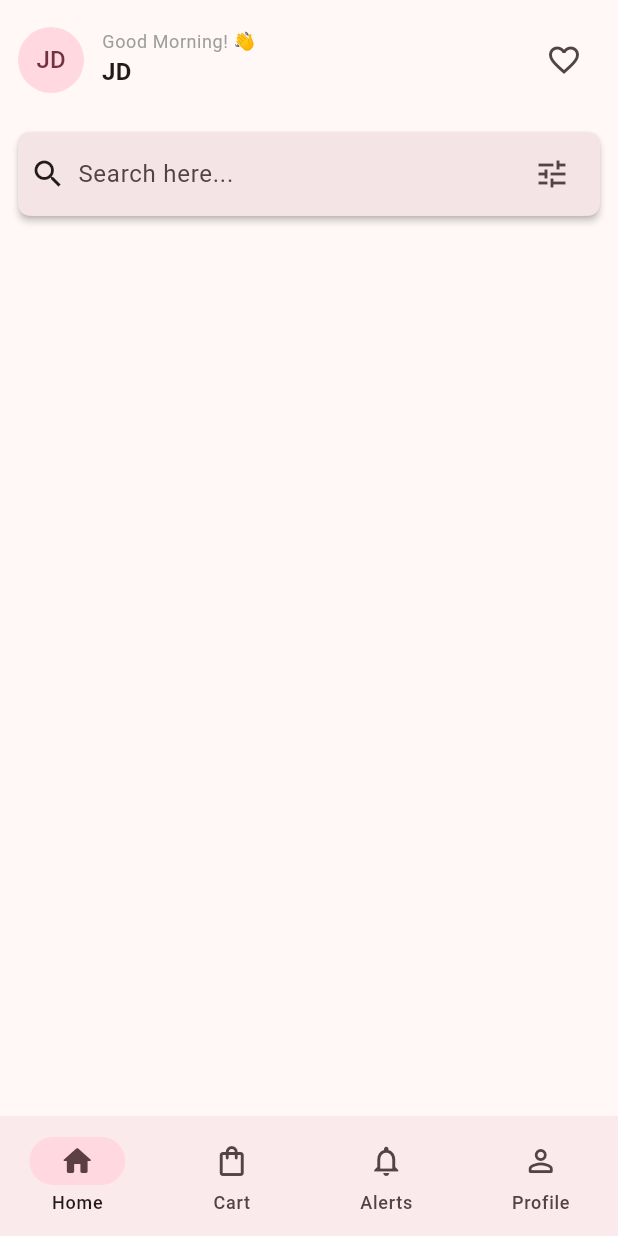
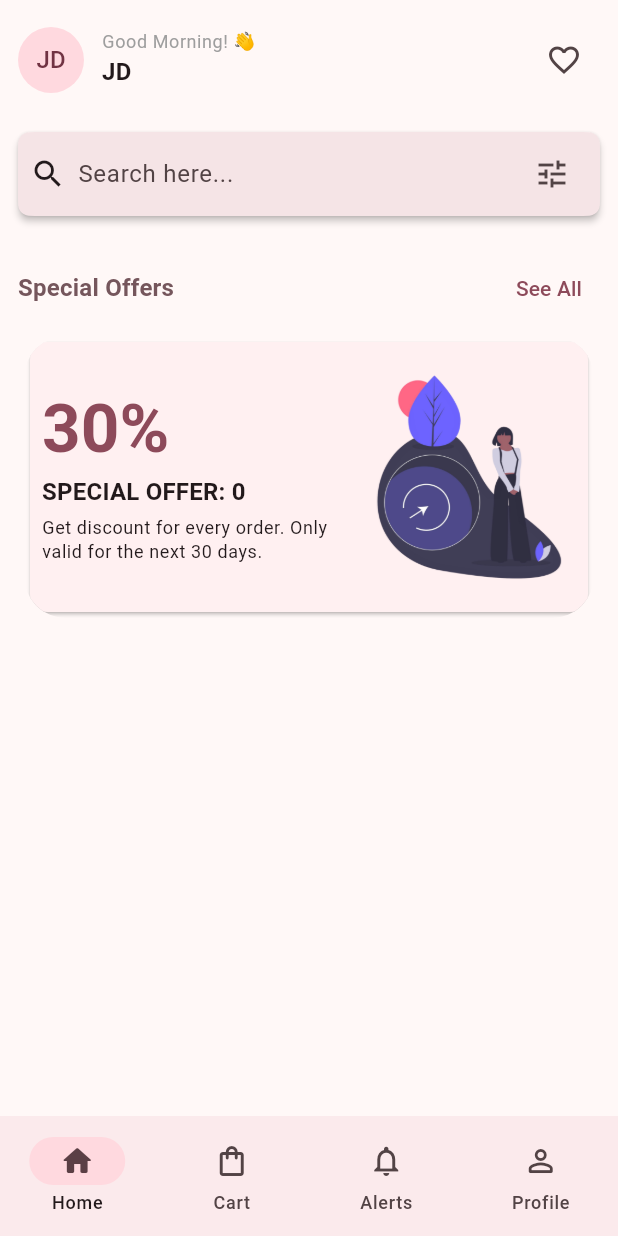
Before and after one commit to eedu7/lumio, a Flutter app: the screen it shows after launch, on a phone screen of 412 x 824 dp. Run offline on Flutter 3.47's test engine with Material 3 defaults, Android fonts, the light colour scheme and no system bars; our stand-ins replace email_validator, flutter_dotenv, go_router, supabase_flutter; accounts and stored records are empty.

Commit message:
Implemented special offers feature

```diff
--- a/frontend/lib/features/home/presentations/pages/home_page.dart
+++ b/frontend/lib/features/home/presentations/pages/home_page.dart
@@ -1,5 +1,7 @@
 import 'package:flutter/material.dart';
 import 'package:frontend/features/home/presentations/widgets/product_search_bar.dart';
+import 'package:frontend/features/home/presentations/widgets/section_heading.dart';
+import 'package:frontend/features/home/presentations/widgets/special_offers.dart';
 import 'package:frontend/features/home/presentations/widgets/user_profile_header.dart';
 
 class HomePage extends StatelessWidget {
@@ -19,6 +21,19 @@ class HomePage extends StatelessWidget {
 
               // Search Bar
               ProductSearchBar(),
+
+              // Special Offers
+              Column(
+                spacing: 4.0,
+                children: [
+                  SectionHeading(
+                    title: 'Special Offers',
+                    actionLabel: 'See All',
+                    onPressed: () {},
+                  ),
+                  SpecialOffers(),
+                ],
+              ),
             ],
           ),
         ),
--- /dev/null
+++ b/frontend/lib/features/home/presentations/widgets/section_heading.dart
@@ -0,0 +1,33 @@
+import 'package:flutter/material.dart';
+
+class SectionHeading extends StatelessWidget {
+  final String title;
+  final String actionLabel;
+  final VoidCallback onPressed;
+
+  const SectionHeading({
+    super.key,
+    required this.title,
+    required this.actionLabel,
+    required this.onPressed,
+  });
+
+  @override
+  Widget build(BuildContext context) {
+    final theme = Theme.of(context);
+    return Row(
+      mainAxisAlignment: MainAxisAlignment.spaceBetween,
+      crossAxisAlignment: CrossAxisAlignment.center,
+      children: [
+        Text(
+          title,
+          style: theme.textTheme.titleMedium?.copyWith(
+            color: theme.colorScheme.secondary,
+            fontWeight: FontWeight.w600,
+          ),
+        ),
+        TextButton(onPressed: onPressed, child: Text(actionLabel)),
+      ],
+    );
+  }
+}
--- /dev/null
+++ b/frontend/lib/features/home/presentations/widgets/special_offer_card.dart
@@ -0,0 +1,64 @@
+import 'package:flutter/material.dart';
+import 'package:frontend/core/constants/app_assets.dart';
+
+class SpecialOfferCard extends StatelessWidget {
+  final int index;
+
+  const SpecialOfferCard({super.key, required this.index});
+
+  @override
+  Widget build(BuildContext context) {
+    final theme = Theme.of(context);
+    return Card(
+      child: Padding(
+        padding: const EdgeInsets.symmetric(horizontal: 8.0, vertical: 8.0),
+        child: Row(
+          crossAxisAlignment: CrossAxisAlignment.center,
+          mainAxisAlignment: MainAxisAlignment.spaceBetween,
+          children: [
+            Expanded(
+              flex: 3,
+              child: Column(
+                crossAxisAlignment: CrossAxisAlignment.start,
+                mainAxisAlignment: MainAxisAlignment.center,
+                spacing: 4.0,
+                children: [
+                  Text(
+                    '30%',
+                    style: theme.textTheme.displayMedium?.copyWith(
+                      fontWeight: FontWeight.w600,
+                      color: theme.colorScheme.primary,
+                    ),
+                  ),
+                  Text(
+                    "SPECIAL OFFER: ${index}",
+                    style: theme.textTheme.titleMedium?.copyWith(
+                      fontWeight: FontWeight.w600,
+                    ),
+                  ),
+                  Column(
+                    crossAxisAlignment: CrossAxisAlignment.start,
+                    children: [
+                      Text(
+                        "Get discount for every order. Only valid for the next 30 days.",
+                        style: theme.textTheme.bodySmall,
+                      ),
+                    ],
+                  ),
+                ],
+              ),
+            ),
+            Expanded(
+              flex: 2,
+              child: Image.asset(
+                AppAssets.socialLoginEnterAssetImage,
+                width: double.infinity,
+                fit: BoxFit.contain,
+              ),
+            ),
+          ],
+        ),
+      ),
+    );
+  }
+}
--- /dev/null
+++ b/frontend/lib/features/home/presentations/widgets/special_offers.dart
@@ -0,0 +1,29 @@
+import 'package:flutter/material.dart';
+import 'package:frontend/features/home/presentations/widgets/special_offer_card.dart';
+
+class SpecialOffers extends StatefulWidget {
+  const SpecialOffers({super.key});
+
+  @override
+  State<SpecialOffers> createState() => _SpecialOffersState();
+}
+
+class _SpecialOffersState extends State<SpecialOffers> {
+  @override
+  Widget build(BuildContext context) {
+    return SizedBox(
+      height: 196.0,
+      width: double.infinity,
+      child: CarouselView.weighted(
+        flexWeights: <int>[1],
+        shrinkExtent: 256,
+        scrollDirection: Axis.horizontal,
+        itemSnapping: true,
+
+        children: List.generate(5, (int index) {
+          return SpecialOfferCard(index: index);
+        }),
+      ),
+    );
+  }
+}
```
